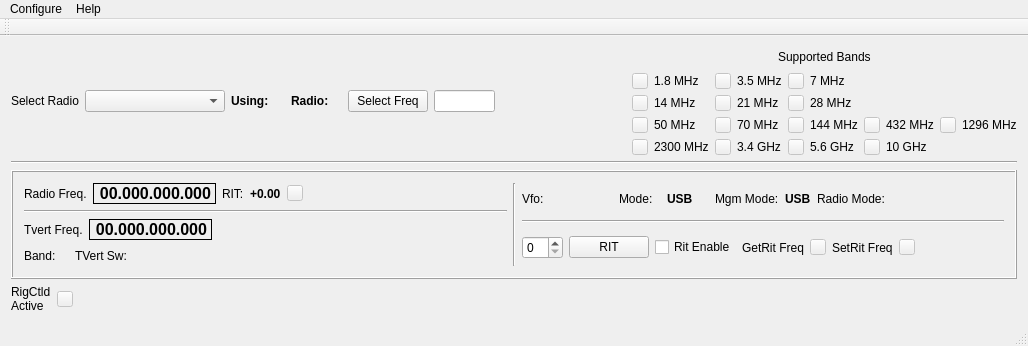
This is mqt/MqtRigControl/rigcontrolmainwindow.ui in Rsclub22/Minos2-Mirror as Qt 5 draws it before an edit. The edited form follows.
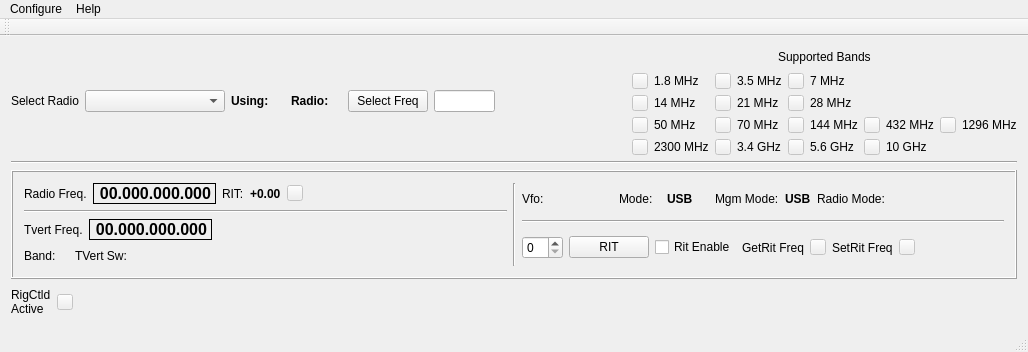
This is the edited form. Custom widgets are drawn as their Qt base class.

```diff
--- a/mqt/MqtRigControl/rigcontrolmainwindow.ui
+++ b/mqt/MqtRigControl/rigcontrolmainwindow.ui
@@ -7,7 +7,7 @@
     <x>0</x>
     <y>0</y>
     <width>1028</width>
-    <height>328</height>
+    <height>352</height>
    </rect>
   </property>
   <property name="windowTitle">
```
Left out of the diff: 7 changed lines with no effect on the pictures.
